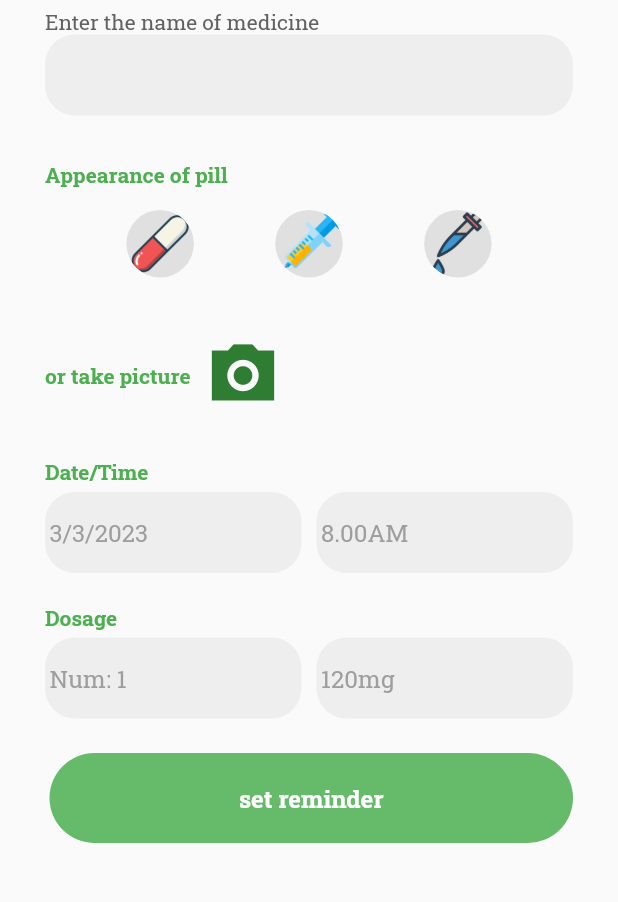
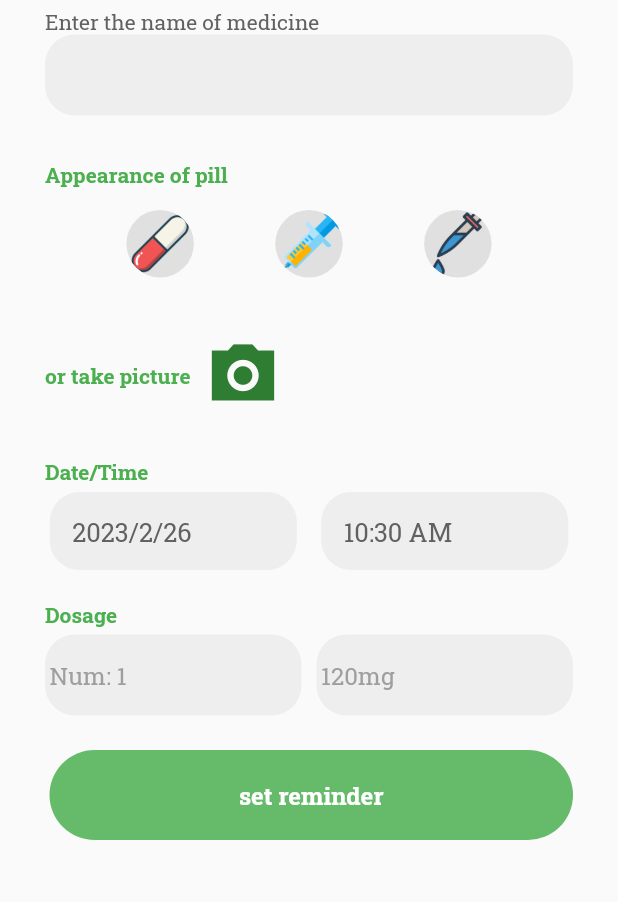
Before and after one commit to FadwaFouad/PharmaTracka, a Flutter app: the AddMedicine screen opened directly, on a phone screen of 412 x 824 dp, the part 114-1016 px from its top. Run offline on Flutter 3.47's test engine with Material 2 defaults, Android fonts, the phone set to English and light mode, and no system bars; our stand-ins replace flutter_local_notifications, font_awesome_flutter, table_calendar; missing offline and left inert: dart:ffi.

Commit message:
add time/date picker in add form

```diff
--- a/lib/screens/add_medicine/add_medicine.dart
+++ b/lib/screens/add_medicine/add_medicine.dart
@@ -5,6 +5,7 @@ import 'package:flutter_local_notifications/flutter_local_notifications.dart';
 import 'package:pharm_traka/screens/add_medicine/components/medicine_dailog.dart';
 
 import '../../providers/notify_dart';
+import 'components/medicine_time.dart';
 
 final FlutterLocalNotificationsPlugin flutterLocalNotificationsPlugin =
     FlutterLocalNotificationsPlugin();
@@ -114,14 +115,7 @@ class _AddMedicineState extends State<AddMedicine> {
                 SizedBox(height: 30),
                 TextTitle('Date/Time'),
                 SizedBox(height: 5),
-                Row(
-                  mainAxisAlignment: MainAxisAlignment.spaceEvenly,
-                  children: [
-                    Expanded(child: InputText('3/3/2023')),
-                    SizedBox(width: 10),
-                    Expanded(child: InputText("8.00AM")),
-                  ],
-                ),
+                MedicineTime(),
                 SizedBox(height: 20),
                 TextTitle('Dosage'),
                 SizedBox(height: 5),
@@ -151,6 +145,7 @@ class _AddMedicineState extends State<AddMedicine> {
         borderRadius: BorderRadius.circular(20),
       ),
       child: TextField(
+        keyboardType: TextInputType.phone,
         decoration: InputDecoration(
           border: InputBorder.none,
           hintStyle: TextStyle(color: Colors.grey),
--- a/lib/screens/add_medicine/components/confirm_button.dart
+++ b/lib/screens/add_medicine/components/confirm_button.dart
@@ -1,7 +1,4 @@
 import 'package:flutter/material.dart';
-import 'package:provider/provider.dart';
-
-import '../../../providers/navigation_provider.dart';
 
 class confirmButton extends StatelessWidget {
   const confirmButton({
--- a/lib/screens/add_medicine/components/medicine_dailog.dart
+++ b/lib/screens/add_medicine/components/medicine_dailog.dart
@@ -1,5 +1,4 @@
 import 'package:flutter/material.dart';
-import 'package:pharm_traka/bottom_nav.dart';
 import 'package:pharm_traka/screens/add_medicine/components/confirm_button.dart';
 import 'package:provider/provider.dart';
 
--- /dev/null
+++ b/lib/screens/add_medicine/components/medicine_time.dart
@@ -0,0 +1,83 @@
+import 'package:flutter/material.dart';
+
+class MedicineTime extends StatefulWidget {
+  const MedicineTime({super.key});
+
+  @override
+  State<MedicineTime> createState() => _MedicineTimeState();
+}
+
+class _MedicineTimeState extends State<MedicineTime> {
+  DateTime dateToday =
+      DateTime(DateTime.now().year, DateTime.now().month, DateTime.now().day);
+  TimeOfDay timeOfDay =
+      TimeOfDay(hour: DateTime.now().hour, minute: DateTime.now().minute);
+
+  @override
+  Widget build(BuildContext context) {
+    return Row(
+      mainAxisAlignment: MainAxisAlignment.spaceEvenly,
+      children: [
+        getDate(),
+        const SizedBox(width: 10),
+        getTime(),
+      ],
+    );
+  }
+
+  Widget getDate() {
+    return InkWell(
+      onTap: (() async {
+        DateTime? newDate = await showDatePicker(
+          context: context,
+          initialDate: dateToday,
+          firstDate: DateTime(2000),
+          lastDate: DateTime(2100),
+        );
+        if (newDate == null) return;
+        setState(() {
+          dateToday = newDate;
+        });
+      }),
+      child: Container(
+        width: MediaQuery.of(context).size.width * 0.4,
+        padding: EdgeInsets.all(15),
+        decoration: BoxDecoration(
+          color: Colors.grey.shade200,
+          borderRadius: BorderRadius.circular(20),
+        ),
+        child: Text(
+          '${dateToday.year}/${dateToday.month}/${dateToday.day}',
+          style: TextStyle(color: Colors.grey.shade700, fontSize: 17),
+        ),
+      ),
+    );
+  }
+
+  Widget getTime() {
+    return InkWell(
+      onTap: (() async {
+        TimeOfDay? newTime =
+            await showTimePicker(context: context, initialTime: timeOfDay);
+        if (newTime == null) return;
+        setState(() {
+          timeOfDay = newTime;
+        });
+      }),
+      child: Container(
+        width: MediaQuery.of(context).size.width * 0.4,
+        padding: EdgeInsets.all(15),
+        decoration: BoxDecoration(
+          color: Colors.grey.shade200,
+          borderRadius: BorderRadius.circular(20),
+        ),
+        child: Text(
+          '${timeOfDay.format(context)}',
+          // show time with 2 pad 0
+          //'${timeOfDay.hour.toString().padLeft(2, '0')}:${timeOfDay.minute.toString().padLeft(2, '0')}',
+          style: TextStyle(color: Colors.grey.shade700, fontSize: 17),
+        ),
+      ),
+    );
+  }
+}
```
